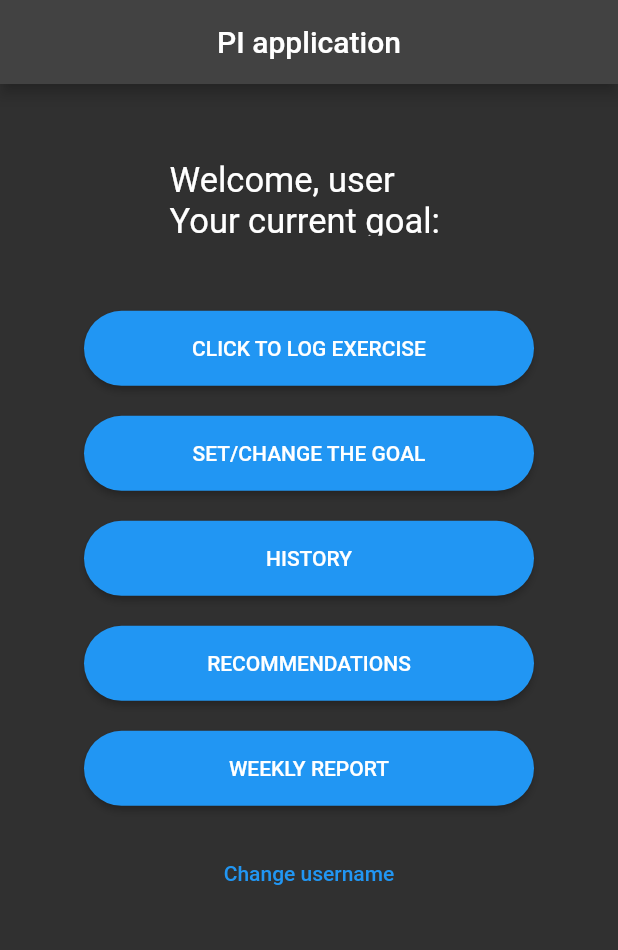
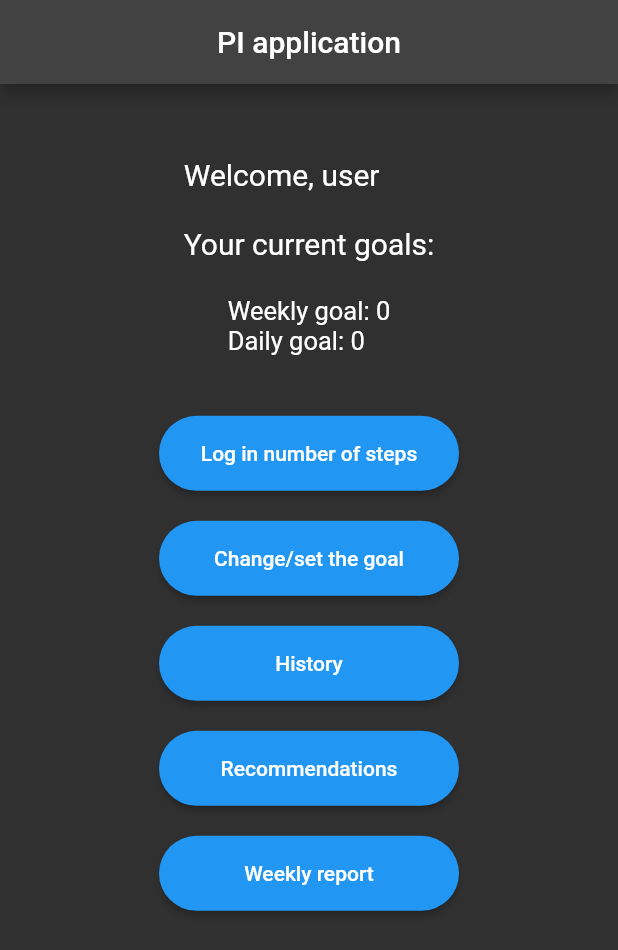
Before and after one commit to Sonorhc314/PI_flutter, a Flutter app: the screen it shows after launch, on a phone screen of 412 x 824 dp. Shown: the top 950 px of the screen. Run offline on Flutter 3.47's test engine with Material 2 defaults, Android fonts, the phone set to English and light mode, and no system bars.

Commit message:
3rd
refactored button and further implementation

```diff
--- /dev/null
+++ b/lib/button.dart
@@ -0,0 +1,61 @@
+import 'package:flutter/material.dart';
+
+class Button extends StatelessWidget {
+  Function()? onPressed;
+  final Widget child;
+  final String Title;
+  final String Content;
+
+  Button({
+    Key? key,
+    this.onPressed,
+    required this.child,
+    required this.Title,
+    required this.Content,
+  }) : super(key: key);
+
+  @override
+  Widget build(BuildContext context) {
+    return SizedBox(
+      height: 70,
+      width: 200,
+      child: Column(
+        mainAxisAlignment: MainAxisAlignment.center,
+        children: [
+            ConstrainedBox(
+              constraints:
+              const BoxConstraints.tightFor(width: 300, height: 50),
+              child: ElevatedButton(
+                style: ElevatedButton.styleFrom(
+                  shape: RoundedRectangleBorder(
+                    borderRadius: BorderRadius.circular(30.0),
+                  ),
+                ),
+                onPressed: onPressed ??
+                        () {
+                  showDialog(
+                    context: context,
+                    builder: (context) => AlertDialog(
+                      title: Text(Title),
+                      content: Text(Content),
+                      actions: <Widget>[
+                        TextButton(
+                          onPressed: () => Navigator.pop(context, 'OK'),
+                          child: const Text('Cancel'),
+                        ),
+                        TextButton(
+                          onPressed: () => Navigator.pop(context, 'OK'),
+                          child: const Text('Submit'),
+                        ),
+                      ],
+                    ),
+                  );
+                },
+                child: child,
+              ),
+            ),
+        ],
+      ),
+    );
+  }
+}
--- a/lib/main.dart
+++ b/lib/main.dart
@@ -1,6 +1,6 @@
 import 'package:flutter/material.dart';
-
-import 'history.dart';
+import 'package:flutter_first/button.dart';
+import 'package:flutter_first/history.dart';
 
 void main() {
   runApp(MyApp());
@@ -15,8 +15,8 @@ class MyApp extends StatelessWidget {
       home: Scaffold(
         appBar: AppBar(
           title: const Center(
-              child:
-              Text("PI application")),
+            child: Text("PI application"),
+          ),
         ),
         body: Center(
           child: MyClass(),
@@ -31,12 +31,13 @@ class MyClass extends StatefulWidget {
   State<MyClass> createState() => _Home();
 }
 
-
 class _Home extends State<MyClass> {
-  String goal = "";
+  var history = HistoryState();
+  String goalDay = "0";
+  String goalWeek = "0";
   String username = "user";
   final _textController = TextEditingController();
-  var history = HistoryState();
+
   @override
   Widget build(BuildContext context) {
     return SizedBox(
@@ -46,157 +47,38 @@ class _Home extends State<MyClass> {
         mainAxisSize: MainAxisSize.max,
         children: [
           SizedBox(height: MediaQuery.of(context).size.height * 0.05),
-
-          const SizedBox(height: 10),
-          ConstrainedBox(
-            constraints: const BoxConstraints.tightFor(width: 300, height: 50),
-            child:
+          const SizedBox(height: 8),
           Center(
-                child:
-                  Text(
-                  "Welcome, $username\nYour current goal: $goal",
+            child: Text(
+              "Welcome, $username\n\nYour current goals:\n",
               style: const TextStyle(
-                    fontSize: 23.0,
+                fontSize: 20.0,
               ),
             ),
-          ),),
-          const SizedBox(height: 50),
-          ConstrainedBox(
-            constraints: const BoxConstraints.tightFor(width: 300, height: 50),
-            child: ElevatedButton(
-              style: ElevatedButton.styleFrom(
-                shape:  RoundedRectangleBorder(
-                  borderRadius:  BorderRadius.circular(30.0),
+          ),
+          Center(
+            child: Text(
+              "Weekly goal: $goalWeek\n"
+                  "Daily goal: $goalDay",
+              style: const TextStyle(
+                fontSize: 17.0,
               ),
             ),
-              onPressed: () {
-                showDialog(context: context,
-                    builder: (context)=> AlertDialog(
-                      title: Text("Log duration"),
-                      content: Text("---"),
-                      actions: <Widget>[
-                        TextButton(
-                          onPressed: () => Navigator.pop(context, 'OK'),
-                          child: const Text('Cancel'),
           ),
-                        TextButton(
-                          onPressed: () => {Navigator.pop(context, 'OK'), history.addData(100)},
-                          child: const Text('Submit'),
-                        ),
-                      ],
-                    ),
-                );
-              },
-              child:
-              Text("Click to log exercise".toUpperCase(), style: const TextStyle(fontSize: 14)),
-            ),
-          ),
-          const SizedBox(height: 20),
-          ConstrainedBox(
-            constraints: const BoxConstraints.tightFor(width: 300, height: 50),
-            child: ElevatedButton(
-              style: ButtonStyle(
-                  shape: MaterialStateProperty.all<RoundedRectangleBorder>(
-                      RoundedRectangleBorder(
-                        borderRadius: BorderRadius.circular(50.0),
-                      ))),
-              onPressed: () {
-                showDialog(context: context,
-                  builder: (context)=> AlertDialog(
-                    title: const Text("Enter the goal"),
-                    actions: <Widget>[
-                      TextButton(
-                        onPressed: () => Navigator.pop(context, 'OK'),
-                        child: const Text('Weekly goal'),
-                      ),
-                      TextButton(
-                        onPressed: () {
-                          setState(() {});
-                          Navigator.pop(context, 'OK');},
-                        child: const Text('Daily goal'),
-                      ),
-                    ],
-                  ),
-                );
-                // reRenderThePage() {
-              },
-              child: Text("Set/change the goal".toUpperCase()),
-            ),
-          ),
-          const SizedBox(height: 20),
-          ConstrainedBox(
-            constraints: const BoxConstraints.tightFor(width: 300, height: 50),
-            child: ElevatedButton(
-              style: ButtonStyle(
-                  shape: MaterialStateProperty.all<RoundedRectangleBorder>(
-                      RoundedRectangleBorder(
-                        borderRadius: BorderRadius.circular(50.0),
-                      ))),
-              onPressed: () {
-                Navigator.push(context, MaterialPageRoute(builder: (context) => const Testing(),));
-              },
-              child: Text("History".toUpperCase()),
-            ),
-          ),
-          const SizedBox(height: 20),
-          ConstrainedBox(
-            constraints: const BoxConstraints.tightFor(width: 300, height: 50),
-            child: ElevatedButton(
-              style: ButtonStyle(
-                  shape: MaterialStateProperty.all<RoundedRectangleBorder>(
-                      RoundedRectangleBorder(
-                        borderRadius: BorderRadius.circular(50.0),
-                      ))),
-              onPressed: () {
-                showDialog(context: context,
-                  builder: (context)=> AlertDialog(
-                    title: const Text("Personalised recommendations:"),
-                    content: Text("---"),
-                    actions: <Widget>[
-                      TextButton(
-                        onPressed: () => Navigator.pop(context, 'OK'),
-                        child: const Text('Cancel'),
-                      ),
-                      TextButton(
-                        onPressed: () => Navigator.pop(context, 'OK'),
-                        child: const Text('Submit'),
-                      ),
-                    ],
-                  ),
-                );
-              },
-              child: Text("Recommendations".toUpperCase()),
-            ),
-          ),
-          const SizedBox(height: 20),
-          ConstrainedBox(
-            constraints: const BoxConstraints.tightFor(width: 300, height: 50),
-            child: ElevatedButton(
-              style: ButtonStyle(
-                  shape: MaterialStateProperty.all<RoundedRectangleBorder>(
-                      RoundedRectangleBorder(
-                        borderRadius: BorderRadius.circular(50.0),
-                      ))),
-              onPressed: () {
-
-              },
-              child: Text("Weekly report".toUpperCase()),
-            ),
-          ),
-          const SizedBox(height: 20),
-          ConstrainedBox(
-            constraints: const BoxConstraints.tightFor(width: 300, height: 50),
-            child:
-              TextButton(
+          const SizedBox(height: 30),
+          Button(
+            Title: 'Log in number of steps',
+            Content: 'Custom content',
+            child: const Text('Log in number of steps'),
             onPressed: () {
               showDialog(
                 context: context,
                 builder: (context)=> AlertDialog(
-                      title: const Text("Enter the goal"),
+                  title: const Text('Log in number of steps'),
                   content: TextField(
                     controller: _textController,
                     decoration: InputDecoration(
-                          hintText: "Enter new username",
+                        hintText: "Number of steps",
                         border: const OutlineInputBorder(),
                         suffixIcon: IconButton(
                             onPressed: () {
@@ -212,7 +94,7 @@ class _Home extends State<MyClass> {
                     ),
                     TextButton(
                       onPressed: () {
-                            setState(() {username = _textController.text;});
+                        history.addData(int.parse(_textController.text));
                         Navigator.pop(context, 'OK');},
                       child: const Text('Submit'),
                     ),
@@ -221,8 +103,68 @@ class _Home extends State<MyClass> {
               );
               // reRenderThePage() {
             },
-                child: const Text('Change username'),
           ),
+          Button(
+            Title: 'Your goal',
+            Content: 'Custom content',
+            child: const Text("Change/set the goal"),
+            onPressed: () {
+              showDialog(
+                context: context,
+                builder: (context)=> AlertDialog(
+                  title: const Text("Enter the goal"),
+                  content: TextField(
+                    controller: _textController,
+                    decoration: InputDecoration(
+                        hintText: "Enter new goal",
+                        border: const OutlineInputBorder(),
+                        suffixIcon: IconButton(
+                            onPressed: () {
+                              _textController.clear();
+                            },
+                            icon: const Icon(Icons.clear))
+                    ),
+                  ),
+                  actions: <Widget>[
+                    TextButton(
+                      onPressed: () => Navigator.pop(context, 'OK'),
+                      child: const Text('Cancel'),
+                    ),
+                    TextButton(
+                      onPressed: () {
+                        setState(() {goalWeek = _textController.text;});
+                        Navigator.pop(context, 'OK');},
+                      child: const Text('Weekly goal'),
+                    ),
+                    TextButton(
+                      onPressed: () {
+                        setState(() {goalDay = _textController.text;});
+                        Navigator.pop(context, 'OK');},
+                      child: const Text('Daily goal'),
+                    ),
+                  ],
+                ),
+              );
+              // reRenderThePage() {
+            },
+          ),
+          Button(
+            Title: 'Custom Title',
+            Content: 'Custom content',
+            child: Text("History"),
+            onPressed: () {
+              Navigator.push(context, MaterialPageRoute(builder: (context) => const Testing(),));
+            },
+          ),
+          Button(
+            Title: 'Recommendations',
+            Content: 'Custom content',
+            child: Text("Recommendations"),
+          ),
+          Button(
+            Title: 'Weekly report',
+            Content: 'Custom content',
+            child: Text("Weekly report"),
           ),
         ],
       ),
```
Lines whose indentation alone changed are shown as unchanged.
